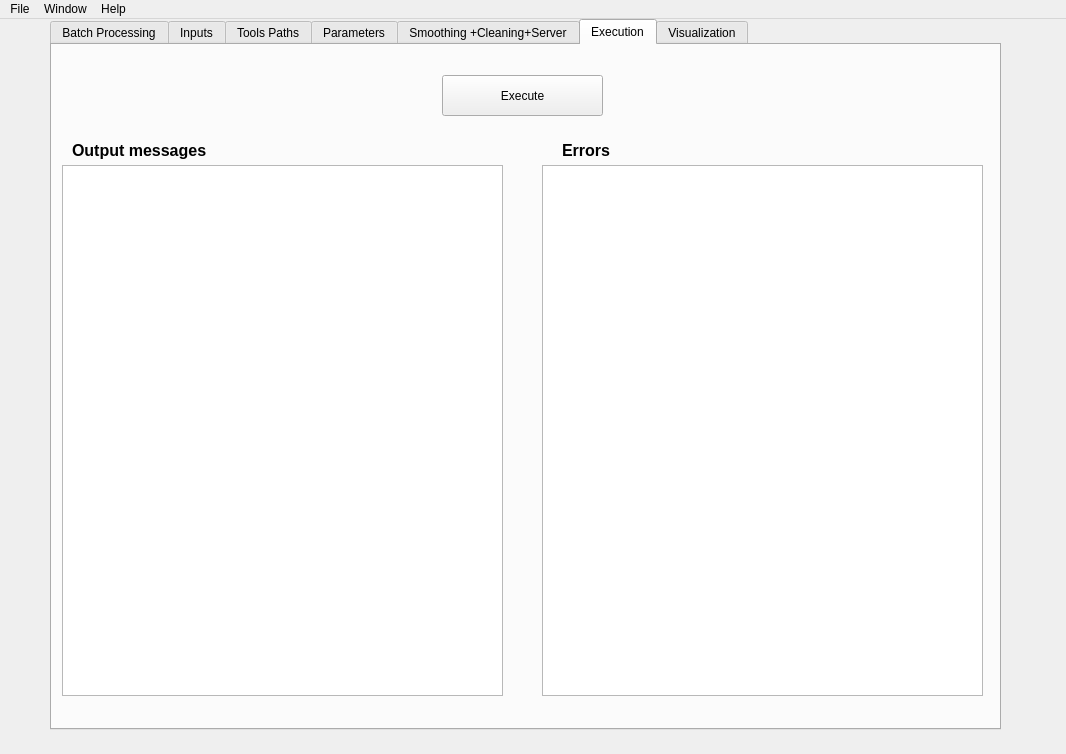
Before: the Qt Designer form src/app/csfwindow.ui in tahya-deddah/Local_EACSF, drawn with Qt 5.
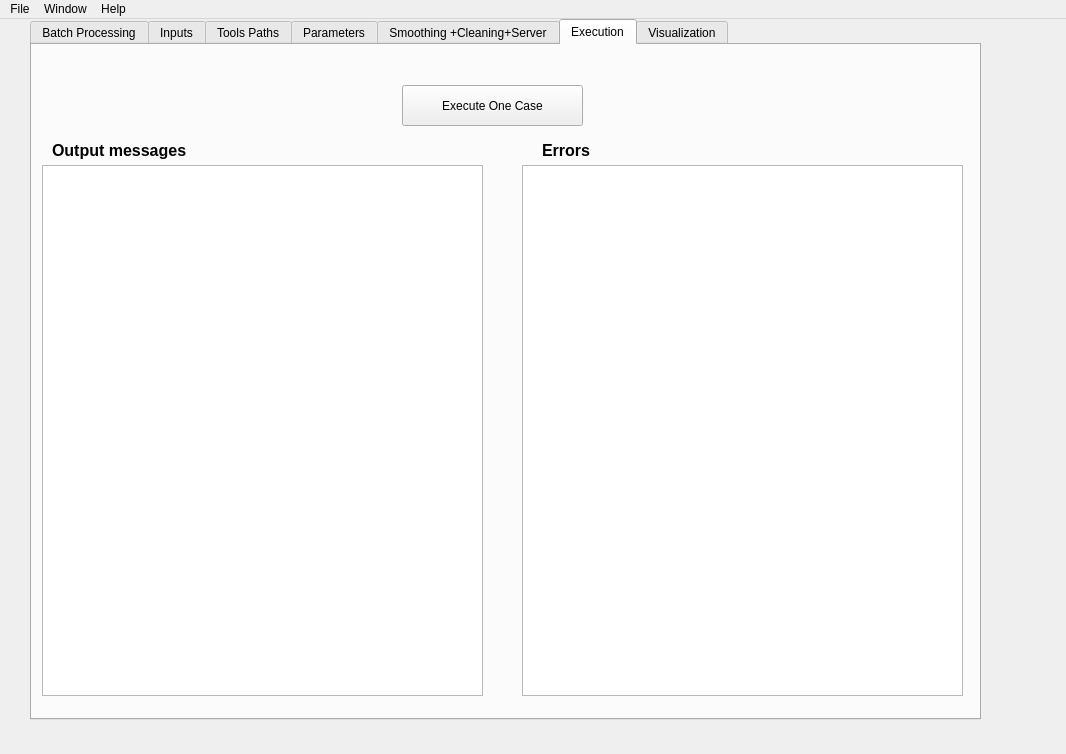
After: the same form once the commit is applied. The open tabs and pages were chosen to show the change.

Diff of the .ui file:
```diff
--- a/src/app/csfwindow.ui
+++ b/src/app/csfwindow.ui
@@ -17,10 +17,10 @@
    <widget class="QTabWidget" name="tab">
     <property name="geometry">
      <rect>
-      <x>50</x>
+      <x>30</x>
       <y>0</y>
       <width>951</width>
-      <height>711</height>
+      <height>701</height>
      </rect>
     </property>
     <property name="minimumSize">
@@ -952,14 +952,14 @@
      <widget class="QPushButton" name="Execute">
       <property name="geometry">
        <rect>
-        <x>390</x>
-        <y>30</y>
-        <width>161</width>
+        <x>370</x>
+        <y>40</y>
+        <width>181</width>
         <height>41</height>
        </rect>
       </property>
       <property name="text">
-       <string>Execute</string>
+       <string>Execute One Case</string>
       </property>
      </widget>
      <widget class="QTextBrowser" name="output">
```
